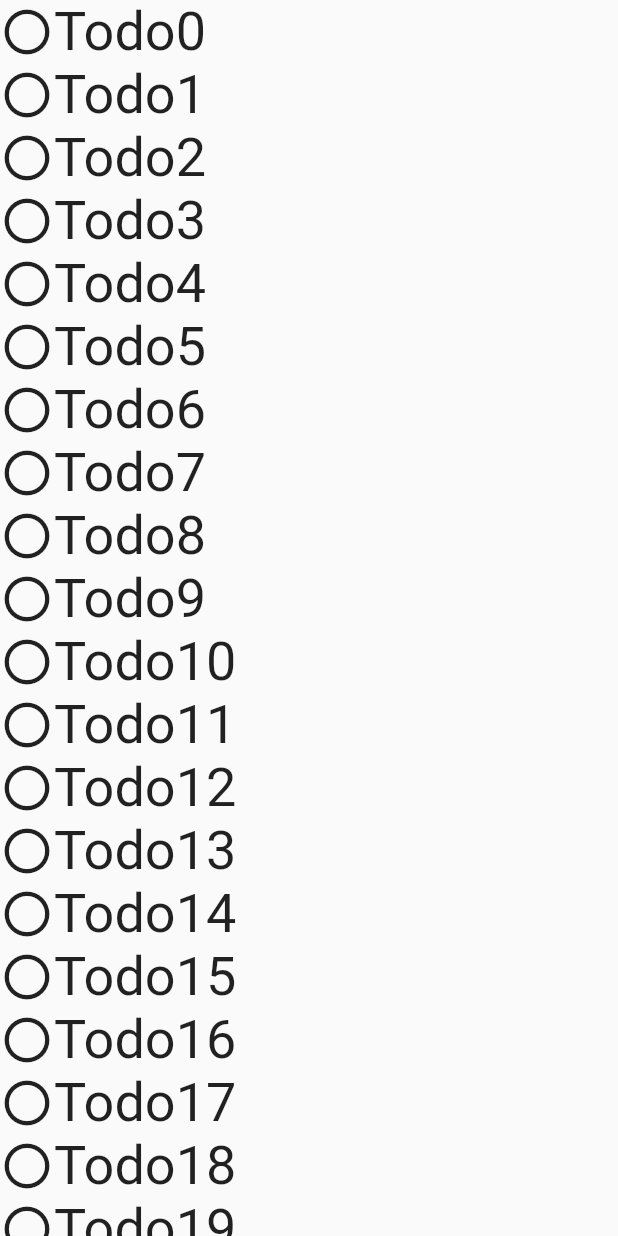
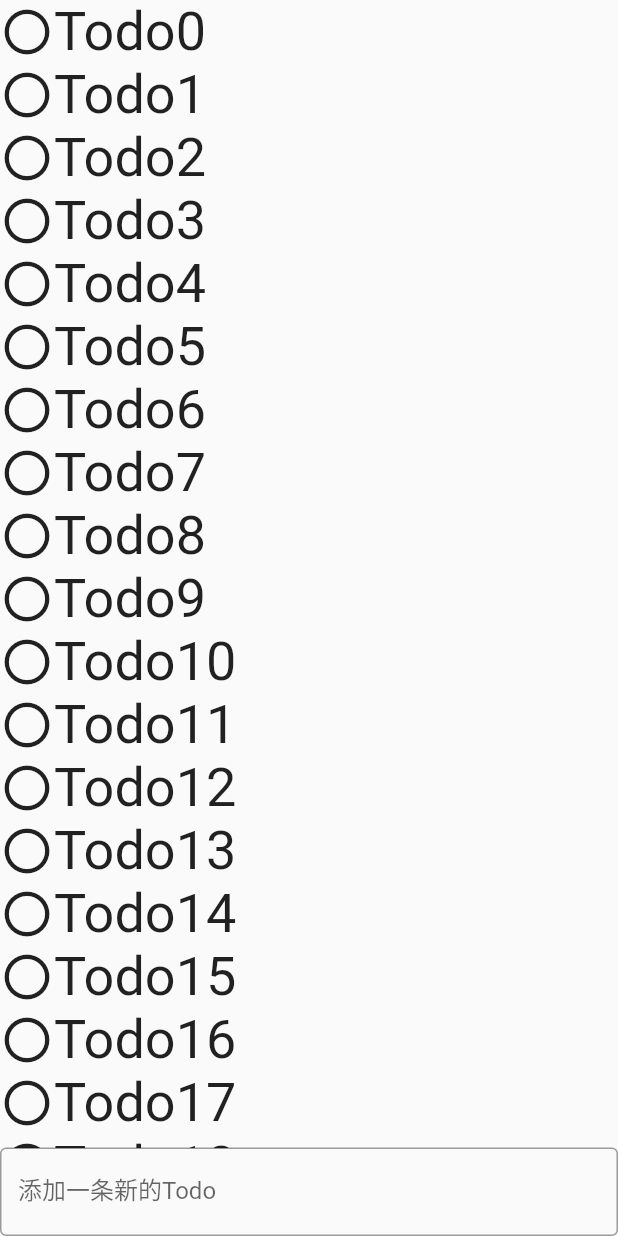
Before and after one commit to thu-flutter-dev/todoapp, a Flutter app: the screen it shows after launch, on a phone screen of 412 x 824 dp. Run offline on Flutter 3.47's test engine with Material 2 defaults, Android fonts, the phone set to English and light mode, and no system bars.

Commit message:
add TextField initially

```diff
--- a/lib/main.dart
+++ b/lib/main.dart
@@ -23,11 +23,22 @@ class ContentWidget extends StatelessWidget {
 
   @override
   Widget build(BuildContext context) {
-    return Center(
-      child: ListView(
-        children:
-            todoList.data.map((e) => TodoWidget(content: e.content)).toList(),
-      ),
+    return Column(
+      children: [
+        Expanded(
+          child: ListView(
+            children: todoList.data
+                .map((e) => TodoWidget(content: e.content))
+                .toList(),
+          ),
+        ),
+        TextField(
+          decoration: InputDecoration(
+            border: OutlineInputBorder(),
+            labelText: '添加一条新的Todo',
+          ),
+        )
+      ],
     );
   }
 }
```
